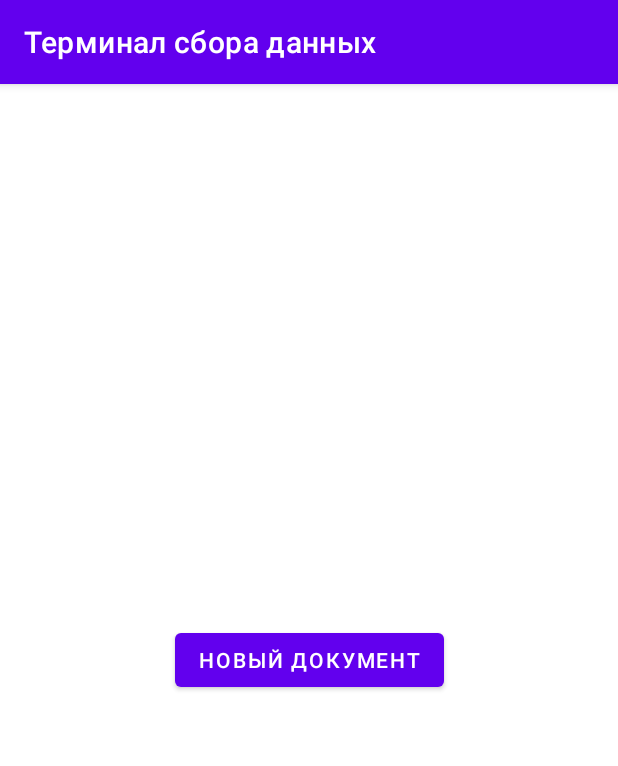
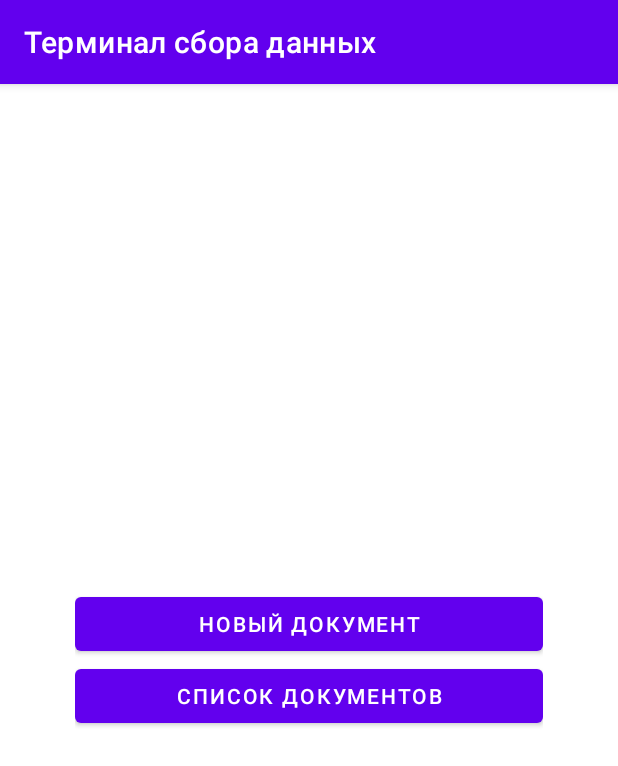
Before and after one commit to theprogrammer67/datacollectionterminal, an Android app: the screen it shows after launch (MainActivity), on a phone screen of 412 x 824 dp. Shown: the top 766 px of the screen. Run offline under Robolectric (Android 15) with nearby library versions, the phone set to English and light mode, and no system bars; our stand-ins replace Room's generated code, data binding; 4 statements that could not run were skipped.

Commit message:
add: Activity списка документов

```diff
--- a/app/src/main/java/ru/rarus/datacollectionterminal/db/DatabaseEntities.kt
+++ b/app/src/main/java/ru/rarus/datacollectionterminal/db/DatabaseEntities.kt
@@ -9,9 +9,10 @@ class DctDocumentHeader() {
     @PrimaryKey
     var id: String = UUID.randomUUID().toString()
     var number: String = ""
-    var date: Long = 0
+    var date: Long = System.currentTimeMillis()
     var source: Int = 0
     var state: Int = 0
+    var description: String = "Новый документ"
 
     fun clear() {
         id = UUID.randomUUID().toString()
@@ -19,6 +20,7 @@ class DctDocumentHeader() {
         date = 0
         source = 0
         state = 0
+        description = ""
     }
 }
 
--- a/app/src/main/java/ru/rarus/datacollectionterminal/ui/MainActivity.kt
+++ b/app/src/main/java/ru/rarus/datacollectionterminal/ui/MainActivity.kt
@@ -18,5 +18,9 @@ class MainActivity : AppCompatActivity() {
         binding.btnDocument.setOnClickListener {
             startActivity(Intent(this, DocumentActivity::class.java))
         }
+
+        binding.btnDocumentList.setOnClickListener {
+            startActivity(Intent(this, DocumentListActivity::class.java))
+        }
     }
 }
--- a/app/src/main/res/layout/activity_main.xml
+++ b/app/src/main/res/layout/activity_main.xml
@@ -3,21 +3,27 @@
     xmlns:app="http://schemas.android.com/apk/res-auto"
     xmlns:tools="http://schemas.android.com/tools">
 
-    <androidx.constraintlayout.widget.ConstraintLayout
+    <LinearLayout
         android:layout_width="match_parent"
         android:layout_height="match_parent"
+        android:gravity="center"
+        android:orientation="vertical"
+        android:paddingLeft="50dp"
+        android:paddingRight="50dp"
         tools:context=".ui.MainActivity">
 
         <Button
             android:id="@+id/btnDocument"
-            android:layout_width="wrap_content"
+            android:layout_width="match_parent"
             android:layout_height="wrap_content"
-            android:text="Новый документ"
-            app:layout_constraintBottom_toBottomOf="parent"
-            app:layout_constraintLeft_toLeftOf="parent"
-            app:layout_constraintRight_toRightOf="parent"
-            app:layout_constraintTop_toTopOf="parent" />
+            android:text="Новый документ" />
+
+        <Button
+            android:id="@+id/btnDocumentList"
+            android:layout_width="match_parent"
+            android:layout_height="wrap_content"
+            android:text="Список документов" />
 
 
-    </androidx.constraintlayout.widget.ConstraintLayout>
+    </LinearLayout>
 </layout>
```
Also changed, not shown: app/src/main/AndroidManifest.xml (+6 -1 lines), app/src/main/java/ru/rarus/datacollectionterminal/ui/DocumentActivity.kt (+6 -10 lines), app/src/main/java/ru/rarus/datacollectionterminal/ui/DocumentListActivity.kt (added, +69 -0 lines), app/src/main/java/ru/rarus/datacollectionterminal/ui/DocumentListViewModel.kt (added, +20 -0 lines), app/src/main/res/layout/activity_document_list.xml (added, +17 -0 lines), app/src/main/res/layout/document_item.xml (added, +36 -0 lines).
